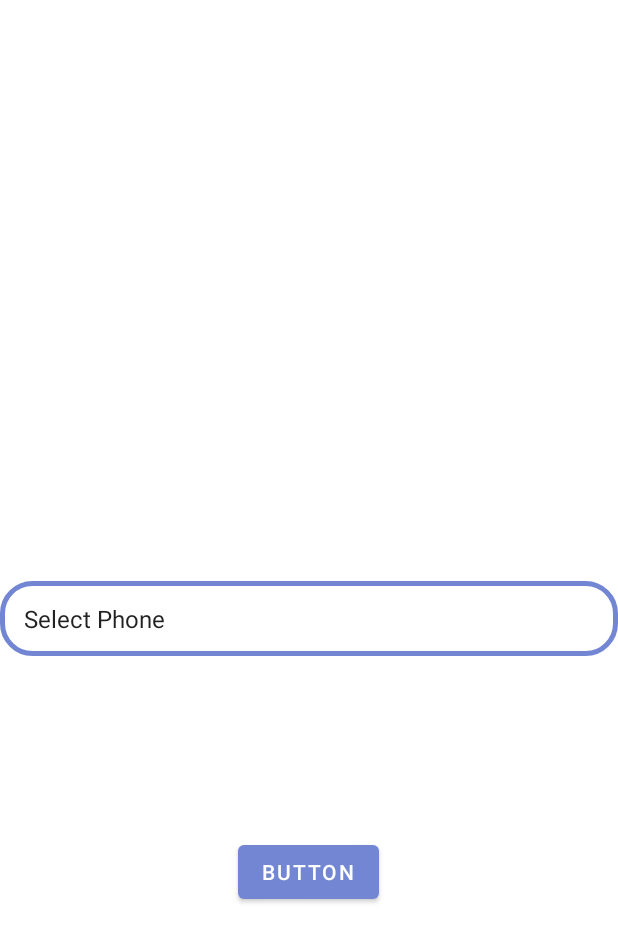
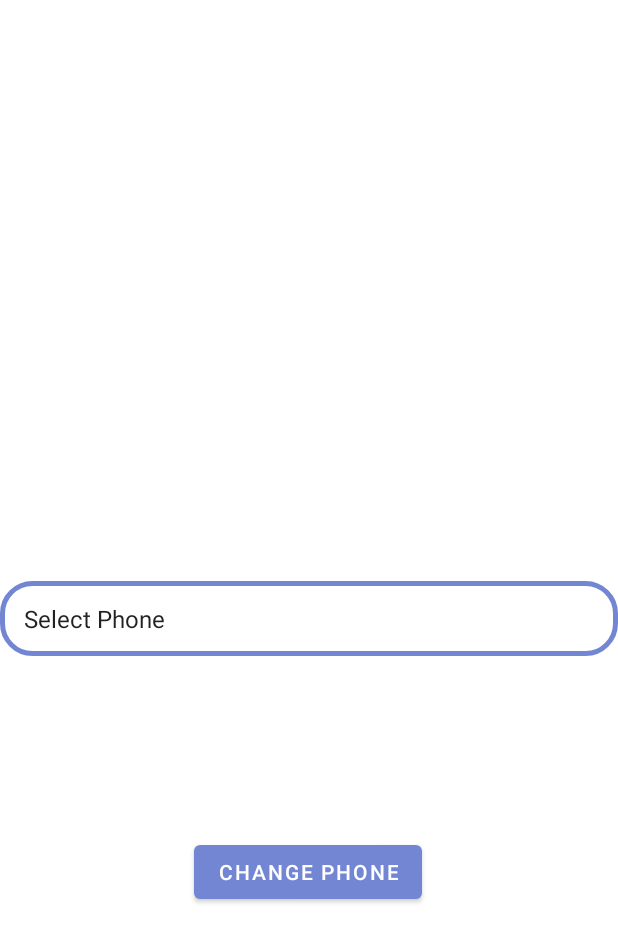
Before and after one commit to Pav10s/FinalProject, an Android app: the ChangePhone screen opened directly, with no data from a screen before it, on a phone screen of 412 x 824 dp. Shown: the top 942 px of the screen. Run offline under Robolectric (Android 15) with nearby library versions, the phone set to English and light mode, and no system bars; our stand-ins replace Firebase (no records; nobody signed in at launch, a user with empty details on screens opened directly); Roboto replaces fonts that are not available here.

Commit message:
Some changes in names of menu layout and change phone layout

```diff
--- a/app/src/main/res/layout/activity_change_phone.xml
+++ b/app/src/main/res/layout/activity_change_phone.xml
@@ -10,7 +10,7 @@
         android:id="@+id/ChangeButton"
         android:layout_width="wrap_content"
         android:layout_height="wrap_content"
-        android:text="Button"
+        android:text="Change Phone"
         app:layout_constraintBottom_toBottomOf="parent"
         app:layout_constraintEnd_toEndOf="parent"
         app:layout_constraintHorizontal_bias="0.498"
--- a/app/src/main/res/menu/main_menu.xml
+++ b/app/src/main/res/menu/main_menu.xml
@@ -4,7 +4,7 @@
 
     <item
         android:id="@+id/request"
-        android:title="Sent Request" />
+        android:title="Change Phone" />
 
     <item
         android:id="@+id/about"
```
